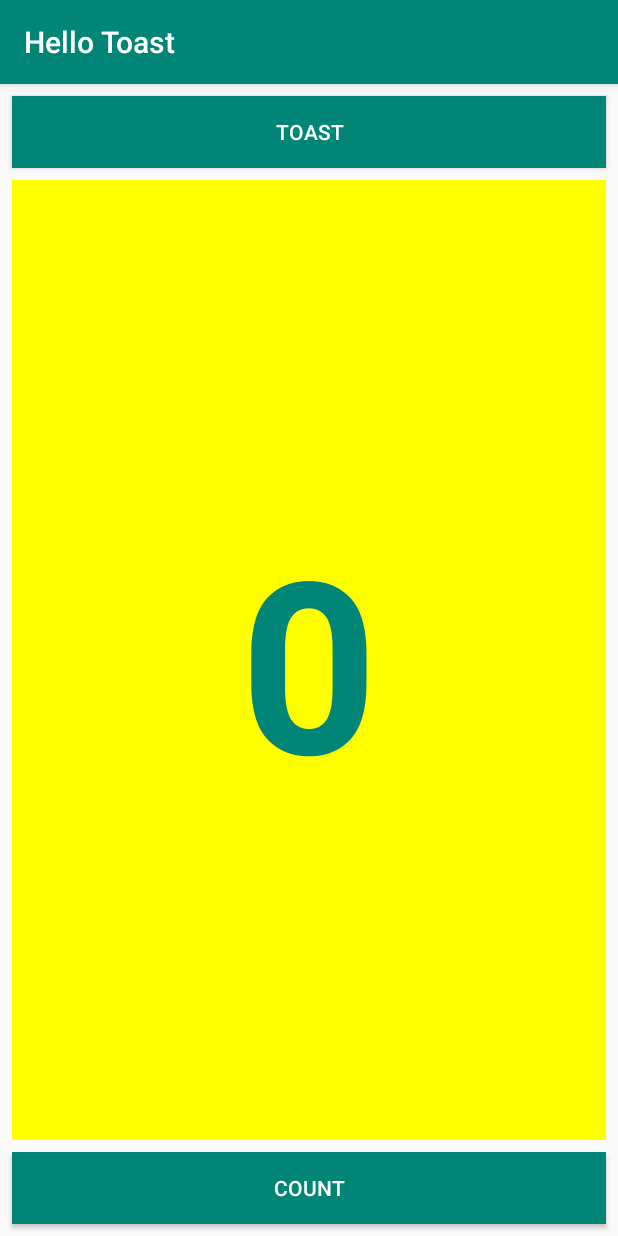
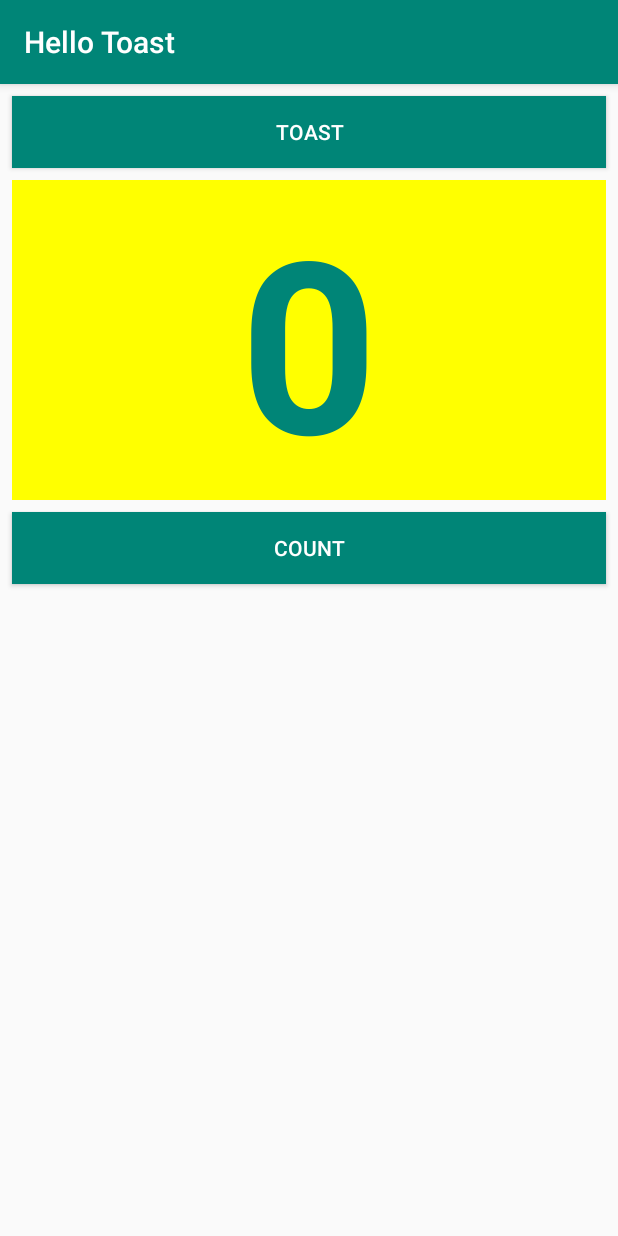
Before and after one commit to bibhukhadka/week1.2.3, an Android app: the screen it shows after launch (MainActivity), on a phone screen of 412 x 824 dp. Run offline under Robolectric (Android 15) with nearby library versions, the phone set to English and light mode, and no system bars.

Commit message:
RelativeLayout

```diff
--- a/app/src/main/res/layout/activity_main.xml
+++ b/app/src/main/res/layout/activity_main.xml
@@ -1,5 +1,5 @@
 <?xml version="1.0" encoding="utf-8"?>
-<LinearLayout xmlns:android="http://schemas.android.com/apk/res/android"
+<RelativeLayout xmlns:android="http://schemas.android.com/apk/res/android"
     xmlns:app="http://schemas.android.com/apk/res-auto"
     xmlns:tools="http://schemas.android.com/tools"
     android:layout_width="match_parent"
@@ -35,7 +35,11 @@
         android:textColor="@color/colorPrimary"
         android:textSize="160sp"
         android:textStyle="bold"
-        android:layout_weight="1"/>
+
+        android:layout_below="@+id/button_toast"
+        android:layout_alignParentLeft="true"
+        android:layout_alignParentStart="true"
+        />
 
     <Button
         android:id="@+id/button_count"
@@ -47,6 +51,8 @@
         android:background="@color/colorPrimary"
         android:onClick="countUp"
         android:text="@string/button_label_count"
-        android:textColor="@android:color/white" />
+        android:textColor="@android:color/white"
+        android:layout_below="@+id/show_count"
+        android:layout_centerHorizontal="true"/>
 
-</LinearLayout>
+</RelativeLayout>
```
